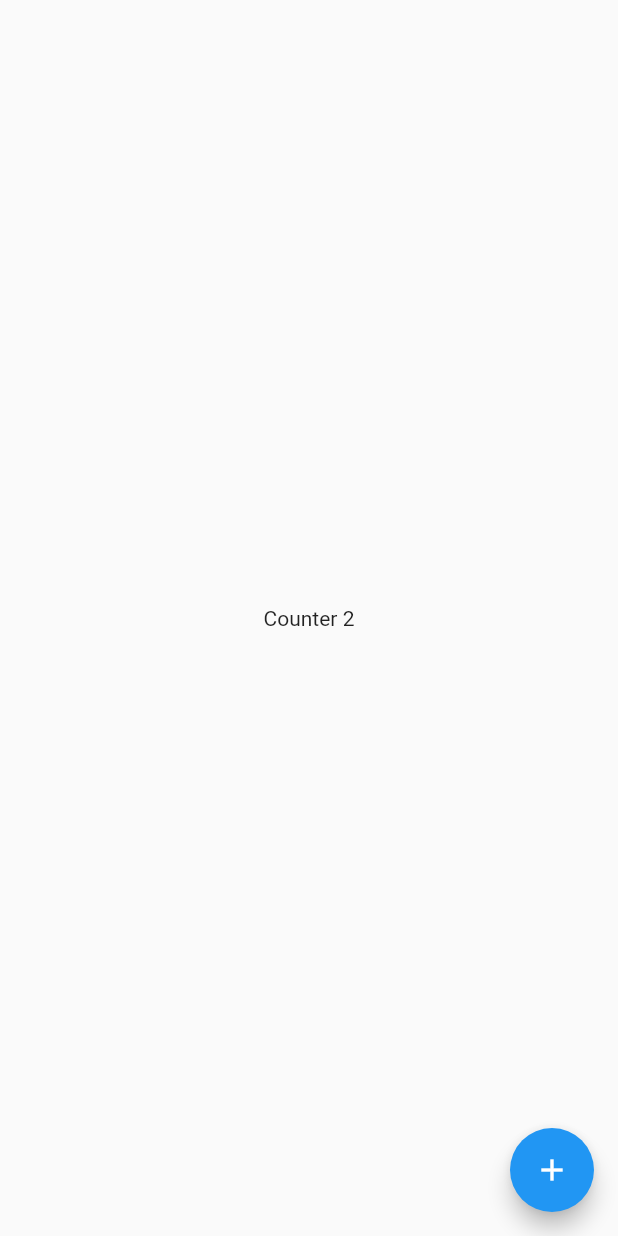
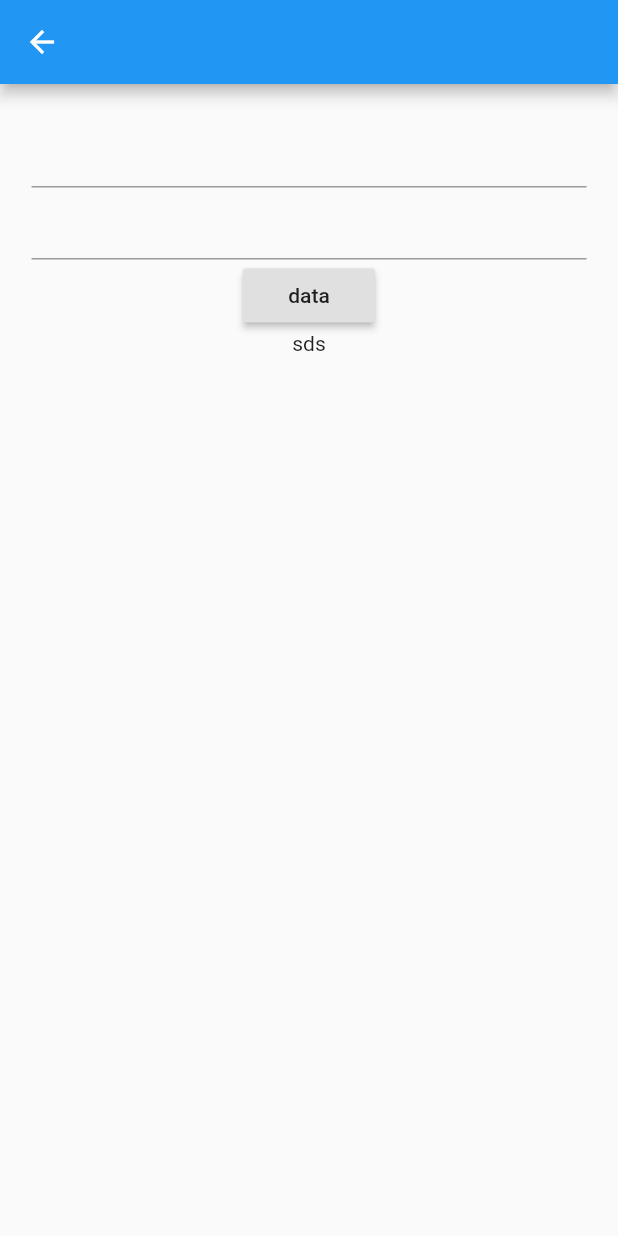
Before and after one commit to hossin529/flutter_provider, a Flutter app: the screen it shows after launch, after a tap on the "add" icon, on a phone screen of 412 x 824 dp. Run offline on Flutter 3.47's test engine with Material 2 defaults, Android fonts, the phone set to English and light mode, and no system bars.

Commit message:
calcul screen

```diff
--- a/lib/Home.dart
+++ b/lib/Home.dart
@@ -1,5 +1,6 @@
 import 'package:flutter/material.dart';
 import 'package:provider/provider.dart';
+import 'package:provider_test/calcul_screen.dart';
 import 'package:provider_test/providers/HomeProvider.dart';
 
 class Home extends StatefulWidget {
@@ -12,6 +13,14 @@ class _HomeState extends State<Home> {
   Widget build(BuildContext context) {
     final homeProvider = Provider.of<HomeProvider>(context);
     return Scaffold(
+      appBar: AppBar(
+        actions: <Widget>[
+          IconButton(
+            onPressed: ()=>Navigator.of(context).push(MaterialPageRoute(builder: (_)=>CalculScreen())),
+            icon: Icon(Icons.add),
+          )
+        ],
+      ),
       body: Center(
         child: Text('Counter ${homeProvider.counter}'),
       ),
--- /dev/null
+++ b/lib/calcul_screen.dart
@@ -0,0 +1,46 @@
+import 'package:flutter/material.dart';
+import 'package:provider/provider.dart';
+import 'package:provider_test/providers/CalculProvider.dart';
+
+class CalculScreen extends StatefulWidget {
+  @override
+  _CalculScreenState createState() => _CalculScreenState();
+}
+
+class _CalculScreenState extends State<CalculScreen> {
+  TextEditingController t1 = new TextEditingController();
+  TextEditingController t2 = new TextEditingController();
+  @override
+  Widget build(BuildContext context) {
+    return Scaffold(
+      appBar: AppBar(),
+      body: Padding(
+          padding: const EdgeInsets.all(21.0),
+          child: ChangeNotifierProvider(
+              builder: (_) => CalculProvider(),
+              child: Consumer<CalculProvider>(
+                builder: (context, provider, child) => provider.busy
+                    ? Center(
+                        child: CircularProgressIndicator(),
+                      )
+                    : Column(
+                        children: <Widget>[
+                          TextField(
+                            controller: t1,
+                          ),
+                          TextField(
+                            controller: t2,
+                          ),
+                          RaisedButton(
+                            onPressed: () {
+                              provider.setResult(t1.text + ' ' + t2.text);
+                            },
+                            child: Text('data'),
+                          ),
+                          Text(provider.result)
+                        ],
+                      ),
+              ))),
+    );
+  }
+}
--- /dev/null
+++ b/lib/providers/CalculProvider.dart
@@ -0,0 +1,21 @@
+import 'package:flutter/material.dart';
+
+class CalculProvider with ChangeNotifier {
+  String _result = 'sds';
+  bool _busy = false;
+  get result => _result;
+  get busy => _busy;
+
+  void setResult(String v) async {
+    setBusy(true);
+    await Future.delayed(Duration(seconds: 2));
+    _result = v;
+    setBusy(false);
+    notifyListeners();
+  }
+
+  void setBusy(bool v) {
+    _busy = v;
+    notifyListeners();
+  }
+}
--- a/lib/providers/HomeProvider.dart
+++ b/lib/providers/HomeProvider.dart
@@ -1,12 +1,11 @@
 import 'package:flutter/cupertino.dart';
 
-class HomeProvider with ChangeNotifier{
+class HomeProvider with ChangeNotifier {
+  int _counter = 1;
 
-  int _counter=1;
+  get counter => _counter;
 
-  get counter =>_counter;
-
-  void setCounter(){
+  void setCounter() {
     _counter++;
     notifyListeners();
   }
```
Also changed, not shown: lib/main.dart (+8 -10 lines).
